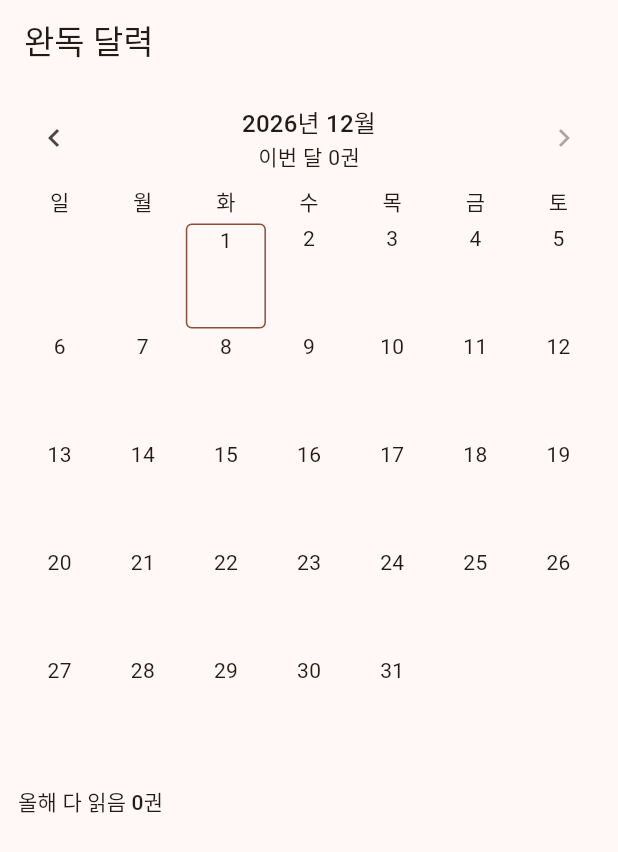
After one commit to jheehg/book-shelf, a Flutter app: the CalendarScreen screen opened by its route, on a phone screen of 412 x 824 dp. The commit adds this screen. Shown: the top 852 px of the screen. Run offline on Flutter 3.47's test engine with Material 3 defaults, Android fonts, the light colour scheme and no system bars; our stand-ins replace dio, flutter_riverpod, flutter_secure_storage, go_router; missing offline and left inert: mobile_scanner; accounts and stored records are empty.

Commit message:
feat(app): 완독 달력과 다 읽은 날 묻기

```diff
--- a/app/lib/app.dart
+++ b/app/lib/app.dart
@@ -5,6 +5,7 @@ import 'package:go_router/go_router.dart';
 import 'auth/auth_controller.dart';
 import 'auth/login_screen.dart';
 import 'book/book_detail_screen.dart';
+import 'calendar/calendar_screen.dart';
 import 'library/libraries_screen.dart';
 import 'scan/scan_screen.dart';
 import 'search/search_screen.dart';
@@ -29,6 +30,7 @@ final List<RouteBase> appRoutes = [
         BookDetailScreen(isbn: state.pathParameters['isbn']!),
   ),
   GoRoute(path: '/libraries', builder: (_, _) => const LibrariesScreen()),
+  GoRoute(path: '/calendar', builder: (_, _) => const CalendarScreen()),
   GoRoute(
     path: '/record/:id',
     builder: (_, state) =>
--- /dev/null
+++ b/app/lib/calendar/calendar_screen.dart
@@ -0,0 +1,242 @@
+import 'package:flutter/material.dart';
+import 'package:flutter_riverpod/flutter_riverpod.dart';
+import 'package:go_router/go_router.dart';
+
+import '../api/models.dart';
+import '../book/book_providers.dart';
+import '../shelf/records_provider.dart';
+import '../widgets/cover.dart';
+import 'completion_calendar.dart';
+
+const _weekdays = ['일', '월', '화', '수', '목', '금', '토'];
+
+class CalendarScreen extends ConsumerStatefulWidget {
+  const CalendarScreen({super.key});
+
+  @override
+  ConsumerState<CalendarScreen> createState() => _CalendarScreenState();
+}
+
+class _CalendarScreenState extends ConsumerState<CalendarScreen> {
+  late DateTime _month;
+
+  @override
+  void initState() {
+    super.initState();
+    final now = ref.read(nowProvider)();
+    _month = DateTime(now.year, now.month);
+  }
+
+  void _shift(int months) =>
+      setState(() => _month = DateTime(_month.year, _month.month + months));
+
+  @override
+  Widget build(BuildContext context) {
+    final records = ref.watch(recordsProvider);
+    return Scaffold(
+      appBar: AppBar(title: const Text('완독 달력')),
+      body: records.when(
+        loading: () => const Center(child: CircularProgressIndicator()),
+        error: (_, _) => Center(
+          child: Column(
+            mainAxisSize: MainAxisSize.min,
+            children: [
+              const Text('기록을 불러오지 못했어요'),
+              TextButton(
+                onPressed: () => ref.invalidate(recordsProvider),
+                child: const Text('다시 시도'),
+              ),
+            ],
+          ),
+        ),
+        data: (all) => _body(CompletionCalendar.fromRecords(all)),
+      ),
+    );
+  }
+
+  Widget _body(CompletionCalendar calendar) {
+    final today = dayOf(ref.watch(nowProvider)());
+    final atCurrentMonth =
+        _month.year == today.year && _month.month == today.month;
+    final yearCount = calendar.countInYear(_month.year);
+    final busiest = calendar.busiestMonth(_month.year);
+    final yearLabel = _month.year == today.year ? '올해' : '${_month.year}년';
+    final textTheme = Theme.of(context).textTheme;
+
+    return ListView(
+      padding: const EdgeInsets.all(12),
+      children: [
+        Row(
+          children: [
+            IconButton(
+              tooltip: '이전 달',
+              icon: const Icon(Icons.chevron_left),
+              onPressed: () => _shift(-1),
+            ),
+            Expanded(
+              child: Column(
+                children: [
+                  Text(
+                    '${_month.year}년 ${_month.month}월',
+                    style: textTheme.titleMedium,
+                  ),
+                  Text(
+                    '이번 달 ${calendar.countInMonth(_month.year, _month.month)}권',
+                  ),
+                ],
+              ),
+            ),
+            IconButton(
+              tooltip: '다음 달',
+              icon: const Icon(Icons.chevron_right),
+              onPressed: atCurrentMonth ? null : () => _shift(1),
+            ),
+          ],
+        ),
+        const SizedBox(height: 8),
+        _MonthGrid(month: _month, today: today, calendar: calendar),
+        const SizedBox(height: 16),
+        Text('$yearLabel 다 읽음 $yearCount권', style: textTheme.titleSmall),
+        if (busiest != null) Text('가장 많이 읽은 달 $busiest월'),
+        if (calendar.undatedDoneCount > 0)
+          Padding(
+            padding: const EdgeInsets.only(top: 12),
+            child: Text(
+              '다 읽은 날이 없는 책 ${calendar.undatedDoneCount}권은 달력에 안 보여요. '
+              '기록에서 날짜를 넣어 주세요.',
+            ),
+          ),
+      ],
+    );
+  }
+}
+
+class _MonthGrid extends StatelessWidget {
+  const _MonthGrid({
+    required this.month,
+    required this.today,
+    required this.calendar,
+  });
+
+  final DateTime month;
+  final Day today;
+  final CompletionCalendar calendar;
+
+  @override
+  Widget build(BuildContext context) {
+    final leading = DateTime(month.year, month.month, 1).weekday % 7;
+    final days = DateTime(month.year, month.month + 1, 0).day;
+    return Column(
+      children: [
+        Row(
+          children: [
+            for (final weekday in _weekdays)
+              Expanded(child: Center(child: Text(weekday))),
+          ],
+        ),
+        const SizedBox(height: 4),
+        GridView(
+          gridDelegate: const SliverGridDelegateWithFixedCrossAxisCount(
+            crossAxisCount: 7,
+            mainAxisExtent: 72,
+          ),
+          shrinkWrap: true,
+          physics: const NeverScrollableScrollPhysics(),
+          children: [
+            for (var i = 0; i < leading; i++) const SizedBox.shrink(),
+            for (var d = 1; d <= days; d++)
+              _DayCell(
+                day: (year: month.year, month: month.month, day: d),
+                isToday:
+                    today == (year: month.year, month: month.month, day: d),
+                books: calendar.finishedOn((
+                  year: month.year,
+                  month: month.month,
+                  day: d,
+                )),
+              ),
+          ],
+        ),
+      ],
+    );
+  }
+}
+
+class _DayCell extends StatelessWidget {
+  const _DayCell({
+    required this.day,
+    required this.isToday,
+    required this.books,
+  });
+
+  final Day day;
+  final bool isToday;
+  final List<RecordItem> books;
+
+  @override
+  Widget build(BuildContext context) {
+    final cell = Container(
+      margin: const EdgeInsets.all(1),
+      decoration: isToday
+          ? BoxDecoration(
+              border: Border.all(color: Theme.of(context).colorScheme.primary),
+              borderRadius: BorderRadius.circular(4),
+            )
+          : null,
+      child: Column(
+        children: [
+          Text('${day.day}'),
+          if (books.isNotEmpty)
+            Badge(
+              isLabelVisible: books.length > 1,
+              label: Text('+${books.length - 1}'),
+              child: Cover(
+                url: books.first.book?.coverUrl,
+                isbn: books.first.isbn13,
+                width: 30,
+              ),
+            ),
+        ],
+      ),
+    );
+    if (books.isEmpty) return cell;
+
+    final first = _title(books.first);
+    final who = books.length > 1 ? '$first 외 ${books.length - 1}권' : first;
+    return Semantics(
+      button: true,
+      label: '${day.month}월 ${day.day}일, $who 다 읽음',
+      excludeSemantics: true,
+      child: InkWell(onTap: () => _showBooks(context), child: cell),
+    );
+  }
+
+  void _showBooks(BuildContext context) {
+    showModalBottomSheet<void>(
+      context: context,
+      builder: (sheetContext) => SafeArea(
+        child: ListView(
+          shrinkWrap: true,
+          children: [
+            ListTile(title: Text('${day.month}월 ${day.day}일에 다 읽은 책')),
+            for (final record in books)
+              ListTile(
+                leading: Cover(url: record.book?.coverUrl, isbn: record.isbn13),
+                title: Text(_title(record)),
+                subtitle: record.book?.author == null
+                    ? null
+                    : Text(record.book!.author!),
+                onTap: () {
+                  Navigator.pop(sheetContext);
+                  context.push('/book/${record.isbn13}');
+                },
+              ),
+          ],
+        ),
+      ),
+    );
+  }
+}
+
+String _title(RecordItem record) =>
+    record.book?.title ?? 'ISBN ${record.isbn13}';
--- /dev/null
+++ b/app/lib/calendar/completion_calendar.dart
@@ -0,0 +1,67 @@
+import '../api/models.dart';
+
+/// 서버 LocalDate와 같은 날짜 값. 시간대 변환이 끼어들지 않게 DateTime을 쓰지 않는다.
+typedef Day = ({int year, int month, int day});
+
+Day dayOf(DateTime time) => (year: time.year, month: time.month, day: time.day);
+
+final _isoDate = RegExp(r'^(\d{4})-(\d{2})-(\d{2})$');
+
+Day? parseDay(String? value) {
+  final match = value == null ? null : _isoDate.firstMatch(value);
+  if (match == null) return null;
+  final day = (
+    year: int.parse(match[1]!),
+    month: int.parse(match[2]!),
+    day: int.parse(match[3]!),
+  );
+  final normalized = DateTime(day.year, day.month, day.day);
+  return dayOf(normalized) == day ? day : null;
+}
+
+class CompletionCalendar {
+  CompletionCalendar._(this._byDay, this.undatedDoneCount);
+
+  /// 날짜가 없거나 읽을 수 없는 완독 기록은 달력에 올리지 못하므로 undated로 센다.
+  factory CompletionCalendar.fromRecords(List<RecordItem> records) {
+    final byDay = <Day, List<RecordItem>>{};
+    var undated = 0;
+    for (final record in records) {
+      if (record.status != ReadingStatus.done) continue;
+      final day = parseDay(record.finishedAt);
+      if (day == null) {
+        undated++;
+      } else {
+        byDay.putIfAbsent(day, () => []).add(record);
+      }
+    }
+    return CompletionCalendar._(byDay, undated);
+  }
+
+  final Map<Day, List<RecordItem>> _byDay;
+  final int undatedDoneCount;
+
+  List<RecordItem> finishedOn(Day day) => _byDay[day] ?? const [];
+
+  int countInMonth(int year, int month) => _byDay.entries
+      .where((e) => e.key.year == year && e.key.month == month)
+      .fold(0, (sum, e) => sum + e.value.length);
+
+  int countInYear(int year) => _byDay.entries
+      .where((e) => e.key.year == year)
+      .fold(0, (sum, e) => sum + e.value.length);
+
+  /// 동률이면 앞선 달을 고른다.
+  int? busiestMonth(int year) {
+    int? best;
+    var bestCount = 0;
+    for (var month = 1; month <= 12; month++) {
+      final count = countInMonth(year, month);
+      if (count > bestCount) {
+        best = month;
+        bestCount = count;
+      }
+    }
+    return best;
+  }
+}
--- a/app/lib/shelf/shelf_screen.dart
+++ b/app/lib/shelf/shelf_screen.dart
@@ -49,6 +49,11 @@ class _ShelfScreenState extends ConsumerState<ShelfScreen> {
             tooltip: '책 검색',
             icon: const Icon(Icons.search),
             onPressed: () => context.push('/search'),
+          ),
+          IconButton(
+            tooltip: '완독 달력',
+            icon: const Icon(Icons.calendar_month_outlined),
+            onPressed: () => context.push('/calendar'),
           ),
           IconButton(
             tooltip: '내 도서관',
```
Also changed, not shown: app/lib/book/sections/record_bar.dart (+48 -1 lines), app/lib/shelf/finish_date_sheet.dart (added, +82 -0 lines), app/lib/shelf/record_edit_screen.dart (+27 -8 lines), 4 other files.
